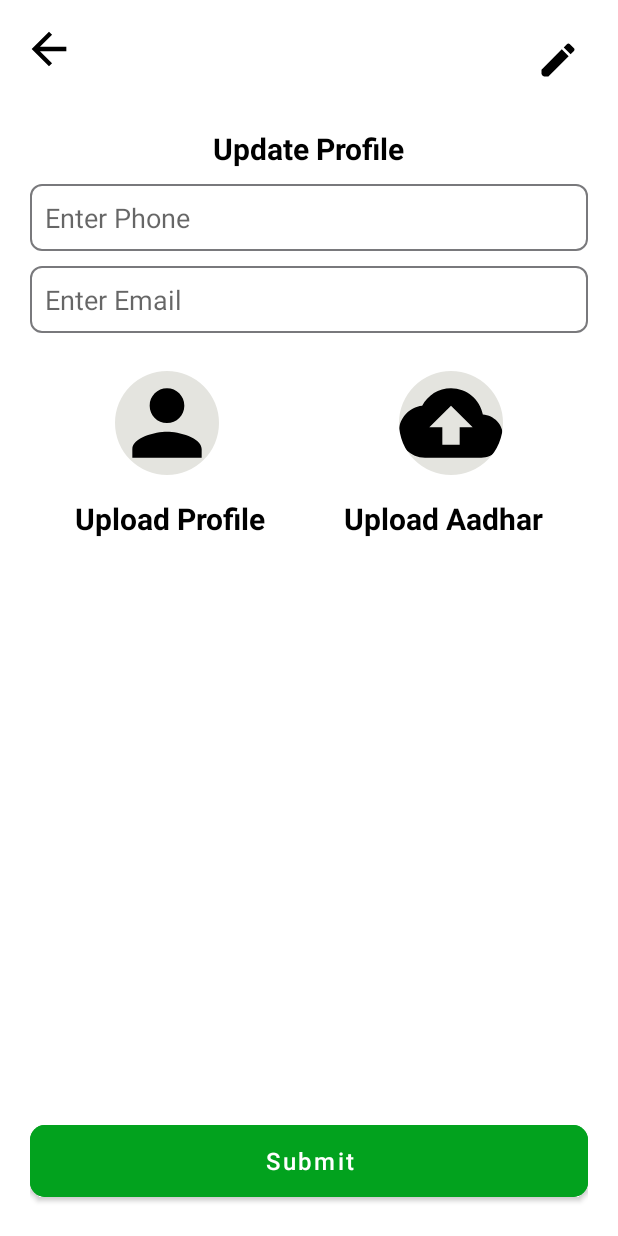
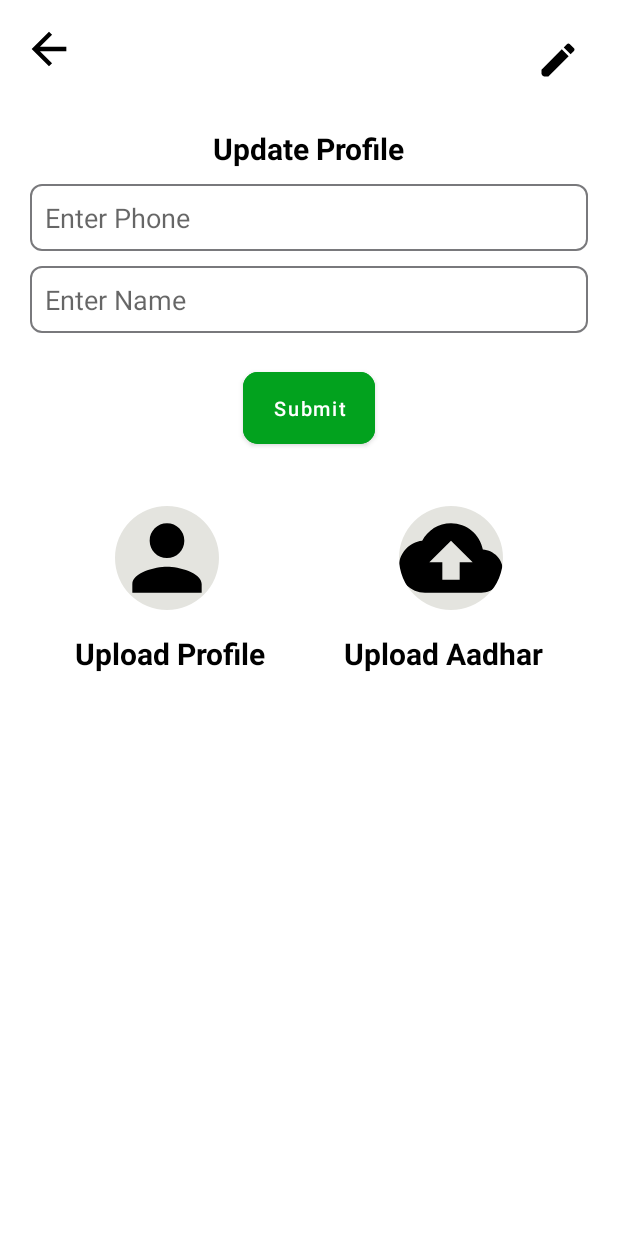
Before and after one commit to NilamNaaznin/weblight_jkt_vehicle, an Android app: the ProfileActivity screen opened directly, with no data from a screen before it, after a tap on an icon or button, on a phone screen of 412 x 824 dp. Run offline under Robolectric (Android 15) with nearby library versions, the phone set to English and light mode, and no system bars; our stand-ins replace data binding; pictures from the network do not load.

Commit message:
profile data update

```diff
--- a/app/src/main/java/com/weblite/jktvehicleapp/activity/LoginActivity.java
+++ b/app/src/main/java/com/weblite/jktvehicleapp/activity/LoginActivity.java
@@ -5,6 +5,7 @@ import androidx.databinding.DataBindingUtil;
 
 import android.content.Intent;
 import android.os.Bundle;
+import android.util.Log;
 import android.view.View;
 import android.widget.Toast;
 
@@ -83,7 +84,7 @@ private ActivityLoginBinding binding;
                     AppPreferences.setUSER_ID(this,object.optString("id"));
                     AppPreferences.setUserName(this,object.optString("name"));
                     AppPreferences.setUserMob(this,object.optString("mobile"));
-                   // Log.e("333333333333333",object.optString("name"));
+                    Log.e("333333333333333",object.optString("id"));
                     binding.pBar.setVisibility(View.GONE);
                     Intent intent = new Intent(LoginActivity.this, MainActivity.class);
                     intent.putExtra("whichPage", "login");
--- a/app/src/main/java/com/weblite/jktvehicleapp/network/ApiConstants.java
+++ b/app/src/main/java/com/weblite/jktvehicleapp/network/ApiConstants.java
@@ -13,6 +13,9 @@ public class ApiConstants {
     public static final String profileImagePath = "https://jkt.jkguesthouse.co.in/profileImg/";
     public static final String aadhaarCardImagePath = "https://jkt.jkguesthouse.co.in/AadharCard/";
 
+    public static final String GET_PROFILE="show";
+    public static final String UPDATE_NAME_PHONE="update";
+
 
 
     public class apiRequest {
--- a/app/src/main/java/com/weblite/jktvehicleapp/network/ApiInterface.java
+++ b/app/src/main/java/com/weblite/jktvehicleapp/network/ApiInterface.java
@@ -1,15 +1,20 @@
 package com.weblite.jktvehicleapp.network;
 
 import com.weblite.jktvehicleapp.modelClass.Register;
+
+import java.util.HashMap;
 
 import okhttp3.MultipartBody;
 import okhttp3.ResponseBody;
 import retrofit2.Call;
 import retrofit2.http.Body;
+import retrofit2.http.GET;
 import retrofit2.http.Multipart;
 import retrofit2.http.POST;
 import retrofit2.http.Part;
 import retrofit2.http.Path;
+import retrofit2.http.Query;
+import retrofit2.http.QueryMap;
 
 public interface ApiInterface {
 
@@ -27,6 +32,20 @@ public interface ApiInterface {
     @Multipart
     @POST(ApiConstants.AADHAAR_IMG + "/{id}")
     Call<ResponseBody> aadhaarImageUpload(@Part MultipartBody.Part image, @Path(value="id", encoded=true) String id);
+
+/*    @POST(ApiConstants.UPDATE_NAME_PHONE + "/{id}")
+    Call<ResponseBody> updateNamePhone(@Body Register body);*/
+
+
+
+    @GET(ApiConstants.GET_PROFILE+"/{id}")
+    Call<ResponseBody> getProfile(@Path("id") String id);
+
+    @POST(ApiConstants.UPDATE_NAME_PHONE+"/{id}")
+    Call<ResponseBody> updateNamePhone(@Body HashMap<String,String>map,@Path("id") String id);
+
+
+
     // "status": 1,
     //    "Message": "User created successfully"
 
--- a/app/src/main/res/layout/activity_profile.xml
+++ b/app/src/main/res/layout/activity_profile.xml
@@ -221,7 +221,7 @@
                 android:hint="Enter Phone "/>
 
             <EditText
-                android:id="@+id/etEmail"
+                android:id="@+id/etName"
                 android:layout_width="match_parent"
                 android:layout_height="wrap_content"
                 android:layout_marginTop="10dp"
@@ -232,13 +232,27 @@
                 android:maxLines="1"
                 android:background="@drawable/blackoutline_bg"
                 android:layout_below="@id/etPhoneNo"
-                android:hint="Enter Email "/>
+                android:hint="Enter Name "/>
+
+            <com.google.android.material.button.MaterialButton
+                android:id="@+id/btnSubmit"
+                android:layout_width="wrap_content"
+                android:layout_height="60dp"
+                android:layout_below="@+id/etName"
+                android:layout_marginTop="20dp"
+                android:layout_marginBottom="10dp"
+                android:backgroundTint="@color/green"
+                android:layout_centerHorizontal="true"
+                android:text="Submit"
+                android:textAllCaps="false"
+                android:textSize="13sp"
+                app:cornerRadius="10dp" />
 
             <com.google.android.material.imageview.ShapeableImageView
                 android:id="@+id/imgProfileEdit"
                 android:layout_width="80dp"
                 android:layout_height="80dp"
-                android:layout_below="@+id/etEmail"
+                android:layout_below="@+id/btnSubmit"
                 android:layout_marginStart="51dp"
                 android:src="@drawable/person"
                 android:background="#E4E4DF"
@@ -251,7 +265,7 @@
                 android:id="@+id/imgAadharEdit"
                 android:layout_width="80dp"
                 android:layout_height="80dp"
-                android:layout_below="@+id/etEmail"
+                android:layout_below="@+id/btnSubmit"
                 android:layout_alignParentRight="true"
                 android:src="@drawable/baseline_cloud_upload"
                 android:background="#E4E4DF"
@@ -278,24 +292,12 @@
                 android:layout_below="@id/imgAadharEdit"
                 android:layout_alignParentRight="true"
                 android:layout_marginEnd="30dp"
+                android:layout_marginBottom="31dp"
                 android:text="Upload Aadhar"
                 android:textColor="@color/black"
                 android:textStyle="bold"
                 android:textSize="20dp"
                 android:layout_marginTop="10dp"/>
-
-            <com.google.android.material.button.MaterialButton
-                android:id="@+id/btnSubmit"
-                android:layout_width="match_parent"
-                android:layout_height="60dp"
-                android:layout_alignParentBottom="true"
-                android:layout_marginTop="20dp"
-                android:layout_marginBottom="10dp"
-                android:backgroundTint="@color/green"
-                android:text="Submit"
-                android:textAllCaps="false"
-                android:textSize="16sp"
-                app:cornerRadius="10dp" />
 
 
         </RelativeLayout>
```
Also changed, not shown: app/src/main/java/com/weblite/jktvehicleapp/activity/ProfileActivity.java (+73 -6 lines), app/src/main/java/com/weblite/jktvehicleapp/modelClass/Register.java (+15 -1 lines).
